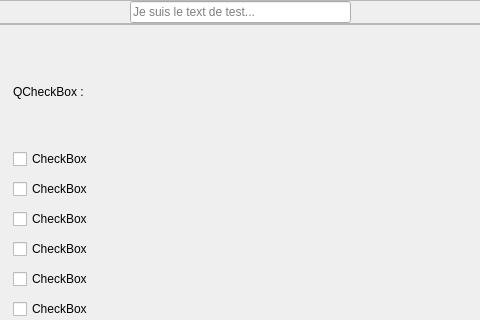
Above: src/gui/main.ui from LaM0uette/PySide6_Blank_Project_demo before the change; both pictures show x 100 to 580 and y 0 to 320 of the 841 by 792 pixel window. Below: the same form after it.
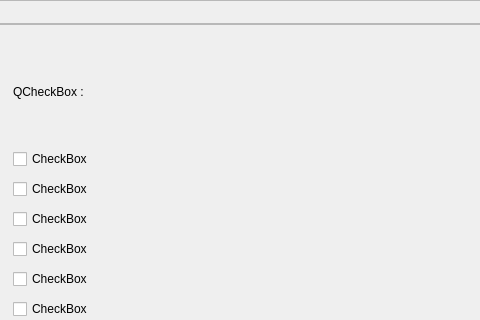
That is the form after the change.

```diff
--- a/src/gui/main.ui
+++ b/src/gui/main.ui
@@ -87,13 +87,6 @@
            </property>
           </spacer>
          </item>
-         <item>
-          <widget class="QLineEdit" name="le_demo_th">
-           <property name="placeholderText">
-            <string>Je suis le text de test...</string>
-           </property>
-          </widget>
-         </item>
          <item>
           <widget class="QLabel" name="lb_mt_nom"/>
          </item>
@@ -2165,6 +2158,13 @@
                   </property>
                  </spacer>
                 </item>
+                <item>
+                 <widget class="QLineEdit" name="le_demo_th">
+                  <property name="placeholderText">
+                   <string>Je suis le text de test...</string>
+                  </property>
+                 </widget>
+                </item>
                 <item>
                  <widget class="QLineEdit" name="le_demo_tr">
                   <property name="placeholderText">
```
Left out of the diff: 2 changed lines with no effect on the pictures.
